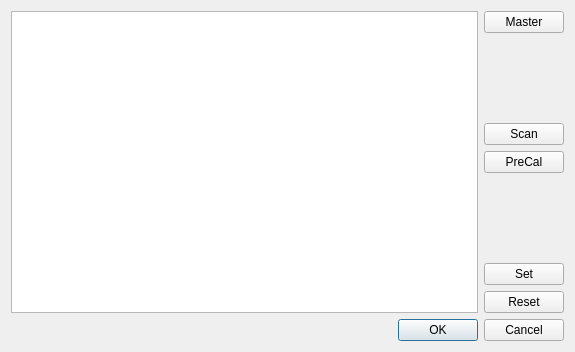
Old version of the form src/ui/PreCalibDialogUI.ui in the repository myTonino/Tonino-App.
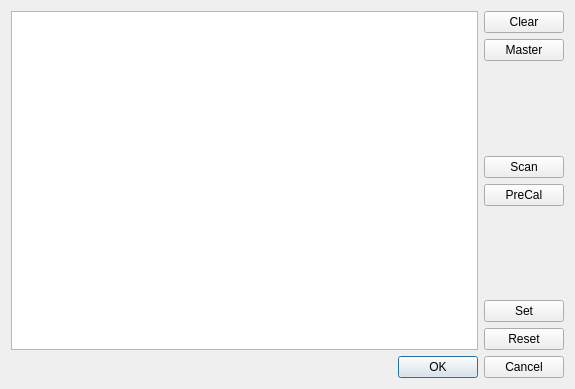
New version of the form.

Patch:
```diff
--- a/src/ui/PreCalibDialogUI.ui
+++ b/src/ui/PreCalibDialogUI.ui
@@ -7,7 +7,7 @@
     <x>0</x>
     <y>0</y>
     <width>575</width>
-    <height>352</height>
+    <height>389</height>
    </rect>
   </property>
   <property name="sizePolicy">
@@ -36,6 +36,13 @@
        <property name="leftMargin">
         <number>0</number>
        </property>
+       <item>
+        <widget class="QPushButton" name="pushButtonClear">
+         <property name="text">
+          <string>Clear</string>
+         </property>
+        </widget>
+       </item>
        <item>
         <widget class="QPushButton" name="pushButtonMaster">
          <property name="text">
```
